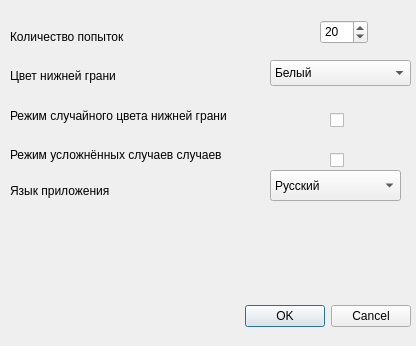
Qt form PLLTrainer/settingsform.ui (moevm/gui-1h2017-01) before a commit.
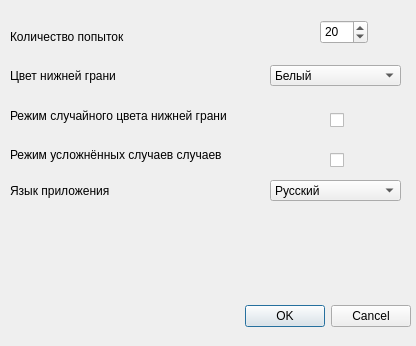
The same form after that commit.

Commit message:
Fixed lang changing bug on about pll form
Arrives when user changed language in settings while "about pll" form is
opened

The edit to the form file:
```diff
--- a/PLLTrainer/settingsform.ui
+++ b/PLLTrainer/settingsform.ui
@@ -33,9 +33,9 @@
    <property name="geometry">
     <rect>
      <x>270</x>
-     <y>60</y>
-     <width>141</width>
-     <height>26</height>
+     <y>65</y>
+     <width>131</width>
+     <height>21</height>
     </rect>
    </property>
    <item>
@@ -171,9 +171,9 @@
    <property name="geometry">
     <rect>
      <x>270</x>
-     <y>170</y>
+     <y>180</y>
      <width>131</width>
-     <height>31</height>
+     <height>21</height>
     </rect>
    </property>
    <item>
```
The commit also changes 5 other files.
